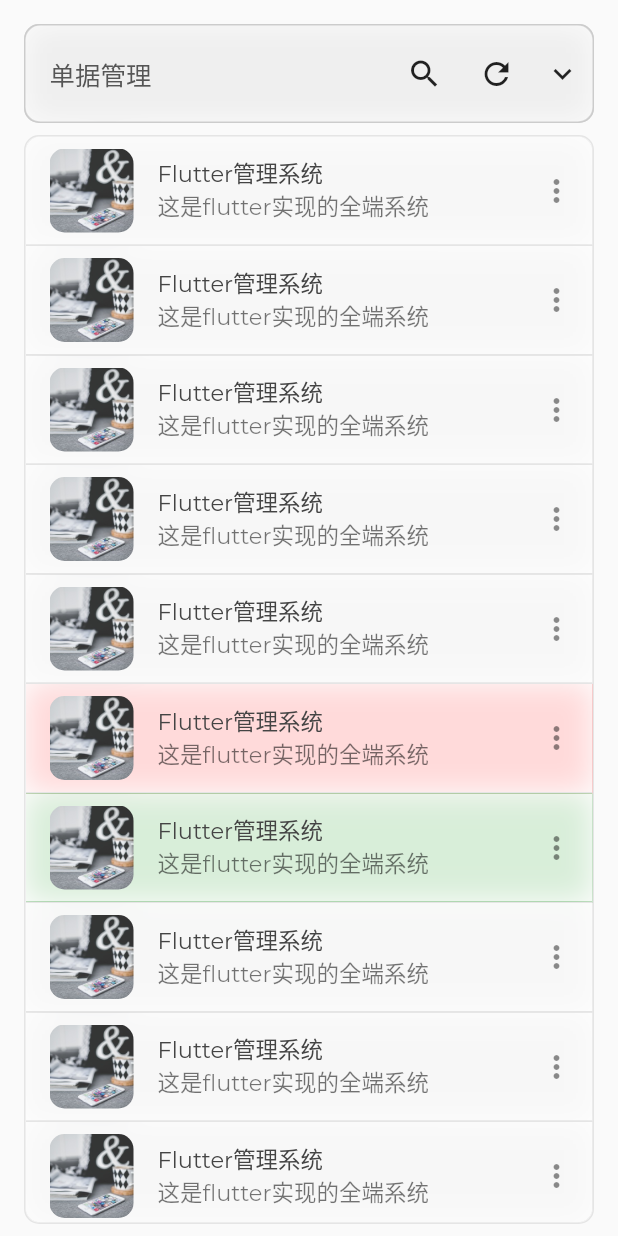
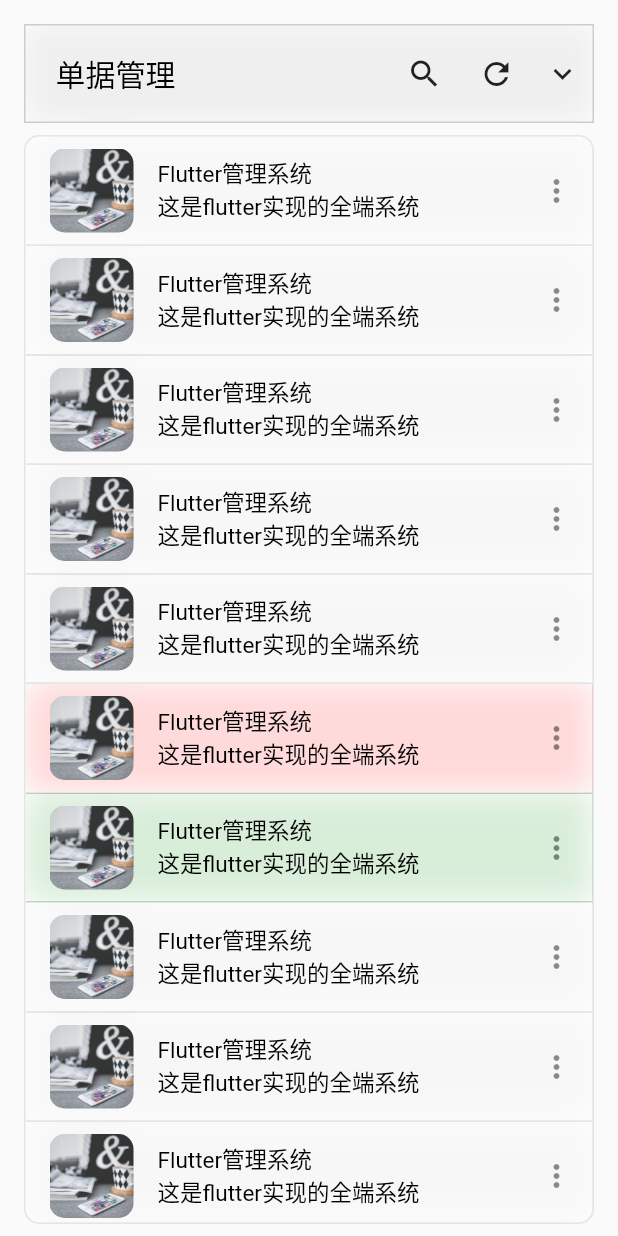
Before and after one commit to yhsj0919/YHManager, a Flutter app: the OrderManagerPage screen opened directly, on a phone screen of 412 x 824 dp. Run offline on Flutter 3.47's test engine with Material 2 defaults, Android fonts, the phone set to English and light mode, and no system bars; our stand-ins replace cookie_jar, dio, dio_cookie_manager, flutter_spinkit, font_awesome_flutter, get and 1 more; missing offline and left inert: dart_date, dart_json_mapper, reflectable, xpath_parse; accounts and stored records are empty; network calls fail; Roboto replaces fonts that are missing (Microsoft YaHei); statements that could not run were skipped.

Commit message:
同步代码

```diff
--- a/lib/theme/app_theme.dart
+++ b/lib/theme/app_theme.dart
@@ -50,7 +50,7 @@ ThemeData lightTheme = ThemeData(
     shape: RoundedRectangleBorder(borderRadius: BorderRadius.all(Radius.circular(50))),
     buttonColor: Colors.blue,
   ),
-  fontFamily: 'Montserrat',
+  fontFamily: 'Microsoft YaHei',
   primarySwatch: Colors.blue,
   brightness: Brightness.light,
 
--- a/lib/ui/page/login_page.dart
+++ b/lib/ui/page/login_page.dart
@@ -20,7 +20,7 @@ class LoginPage extends StatelessWidget {
               BlurWidget(
                 margin: EdgeInsets.all(40),
                 width: 400,
-                radius: 10,
+                radius: 0,
                 padding: EdgeInsets.all(30),
                 height: 430,
                 alignment: Alignment.center,
@@ -28,7 +28,7 @@ class LoginPage extends StatelessWidget {
                   key: controller.formKey,
                   child: Column(
                     children: [
-                      AppText.title('appName'.tr),
+                      AppText.headline('appName'.tr),
                       Expanded(flex: 4, child: Container()),
                       _buildUserName(),
                       Expanded(flex: 4, child: Container()),
--- a/lib/ui/page/order/order_manager_page.dart
+++ b/lib/ui/page/order/order_manager_page.dart
@@ -23,8 +23,14 @@ class _OrderManagerPageState extends State<OrderManagerPage> {
             IconButton(icon: Icon(Icons.refresh), onPressed: () {}),
           ],
           children: [
-            AppText.textField(label: '用户名', width: 280, fontSize: 14, height: 40),
-            AppText.textField(label: '手机号', width: 280, fontSize: 14, height: 40),
+            AppText.textField(
+              label: '用户名',
+              width: 200.0.isMobile(def: double.infinity),
+            ),
+            AppText.textField(
+              label: '手机号',
+              width: 200.0.isMobile(def: double.infinity),
+            ),
           ],
         ),
       ),
--- a/lib/ui/page/root_page.dart
+++ b/lib/ui/page/root_page.dart
@@ -15,7 +15,7 @@ class RootPage extends StatelessWidget {
     return Scaffold(
       appBar: BlurAppBar(
         excludeHeaderSemantics: false,
-        title: AppText.title("管理系统"),
+        title: AppText.subtitle("管理系统"),
         // bottom: PreferredSize(
         //   child: Container(
         //     margin: EdgeInsets.only(left: 75, bottom: 16),
--- a/lib/ui/widget/app_text.dart
+++ b/lib/ui/widget/app_text.dart
@@ -24,15 +24,15 @@ class AppText {
     return Text(data, style: TextStyle(fontSize: size, color: color), maxLines: maxLines);
   }
 
-  static Widget title(String data, {double size = 21, Color color}) {
+  static Widget title(String data, {double size = 30, Color color: Colors.black}) {
     return Text(data, style: TextStyle(fontSize: size, color: color));
   }
 
-  static Widget subtitle(String data, {double size = 17, Color color, int maxLines}) {
+  static Widget subtitle(String data, {double size = 20, Color color: Colors.black, int maxLines}) {
     return Text(data, style: TextStyle(fontSize: size, color: color), maxLines: maxLines);
   }
 
-  static Widget body(String data, {double size = 15, Color color, int maxLines}) {
+  static Widget body(String data, {double size = 15, Color color: Colors.black, int maxLines}) {
     return Text(data, style: TextStyle(fontSize: size, color: color), maxLines: maxLines);
   }
 
@@ -92,8 +92,7 @@ class AppText {
   }) {
     return Container(
       width: width,
-      height: height ?? 40,
-      margin: EdgeInsets.symmetric(horizontal: 4, vertical: 8),
+      height: height ?? 35,
       child: TextFormField(
         initialValue: text ?? '',
         onChanged: onChanged,
@@ -107,9 +106,8 @@ class AppText {
         maxLines: 1,
         enabled: enable,
         decoration: InputDecoration(
-          contentPadding: EdgeInsets.symmetric(vertical: 12, horizontal: 8),
-          labelText: label,
-          border: OutlineInputBorder(borderSide: BorderSide(), borderRadius: BorderRadius.all(Radius.circular(10))),
+          contentPadding: EdgeInsets.symmetric(horizontal: 8),
+          border: OutlineInputBorder(borderSide: BorderSide(), borderRadius: BorderRadius.all(Radius.circular(0))),
           hintText: hint ?? '',
           hintStyle: TextStyle(color: Colors.grey),
           errorText: error,
--- a/lib/ui/widget/expansion_widget.dart
+++ b/lib/ui/widget/expansion_widget.dart
@@ -89,7 +89,7 @@ class _ExpansionWidgetState extends State<ExpansionWidget> with SingleTickerProv
 
   Widget _buildChildren(BuildContext context, Widget child) {
     return BlurWidget(
-      radius: 10,
+      radius: 0,
       // shadowColor: Colors.redAccent,
       elevation: 0,
       borderWidth: 1,
@@ -101,7 +101,7 @@ class _ExpansionWidgetState extends State<ExpansionWidget> with SingleTickerProv
         crossAxisAlignment: CrossAxisAlignment.start,
         children: <Widget>[
           Padding(
-            padding: EdgeInsets.only(left: 16, top: 8, bottom: 8),
+            padding: EdgeInsets.only(left: 20, top: 8, bottom: 8),
             child: Row(
               children: [
                 Expanded(child: widget.title),
@@ -126,7 +126,7 @@ class _ExpansionWidgetState extends State<ExpansionWidget> with SingleTickerProv
               alignment: widget.expandedAlignment ?? Alignment.center,
               heightFactor: _heightFactor.value,
               child: Padding(
-                padding: EdgeInsets.only(left: 8, right: 8, bottom: 8),
+                padding: EdgeInsets.only(left: 20, right: 20, bottom: 20),
                 child: child,
               ),
             ),
@@ -145,6 +145,8 @@ class _ExpansionWidgetState extends State<ExpansionWidget> with SingleTickerProv
       child: TickerMode(
         child: Wrap(
           alignment: WrapAlignment.start,
+          spacing: 10,
+          runSpacing: 15,
           crossAxisAlignment: WrapCrossAlignment.center,
           children: widget.children,
         ),
```
Also changed, not shown: lib/api/app_api.dart (+5 -5 lines), lib/ui/page/company/company_detail_page.dart (+19 -20 lines), lib/ui/page/company/company_manager_page.dart (+8 -10 lines), lib/ui/widget/app_button.dart (+37 -38 lines), lib/ui/widget/app_widget.dart (+71 -0 lines), lib/ui/widget/blur_app_bar.dart (+6 -10 lines).
